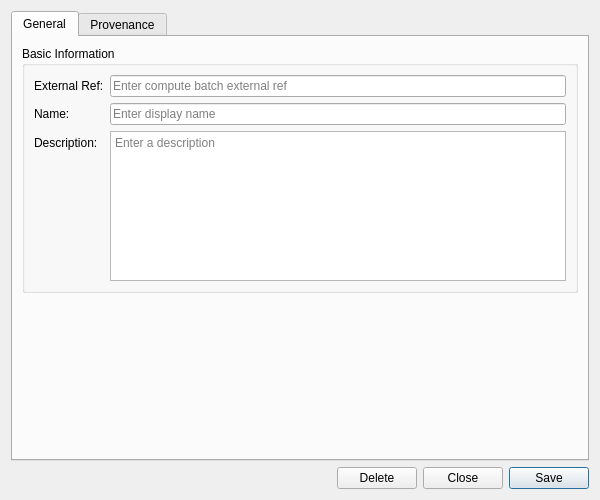
This is projects/ores.qt/compute/ui/BatchDetailDialog.ui in OreStudio/OreStudio as Qt 5 draws it before an edit. The edited form follows.
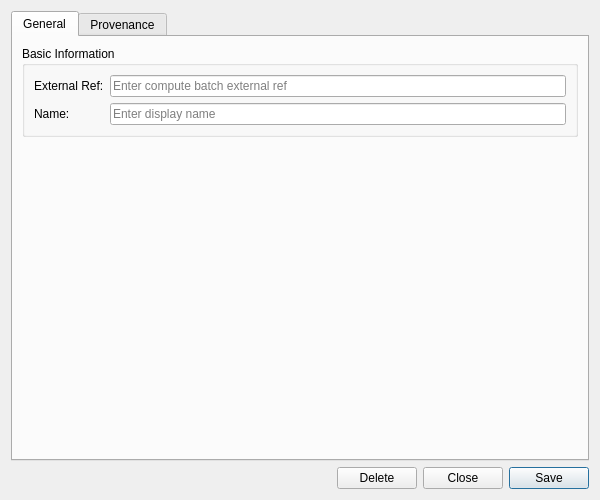
This is the edited form. Custom widgets are drawn as their Qt base class.

```diff
--- a/projects/ores.qt/compute/ui/BatchDetailDialog.ui
+++ b/projects/ores.qt/compute/ui/BatchDetailDialog.ui
@@ -66,32 +66,6 @@
             </property>
            </widget>
           </item>
-          <item row="2" column="0">
-           <widget class="QLabel" name="labelDescription">
-            <property name="text">
-             <string>Description:</string>
-            </property>
-           </widget>
-          </item>
-          <item row="2" column="1">
-           <widget class="QPlainTextEdit" name="descriptionEdit">
-            <property name="minimumSize">
-             <size>
-              <width>0</width>
-              <height>80</height>
-             </size>
-            </property>
-            <property name="maximumSize">
-             <size>
-              <width>16777215</width>
-              <height>150</height>
-             </size>
-            </property>
-            <property name="placeholderText">
-             <string>Enter a description</string>
-            </property>
-           </widget>
-          </item>
          </layout>
         </widget>
        </item>
```
Left out of the diff: 3 changed lines with no effect on the pictures.
